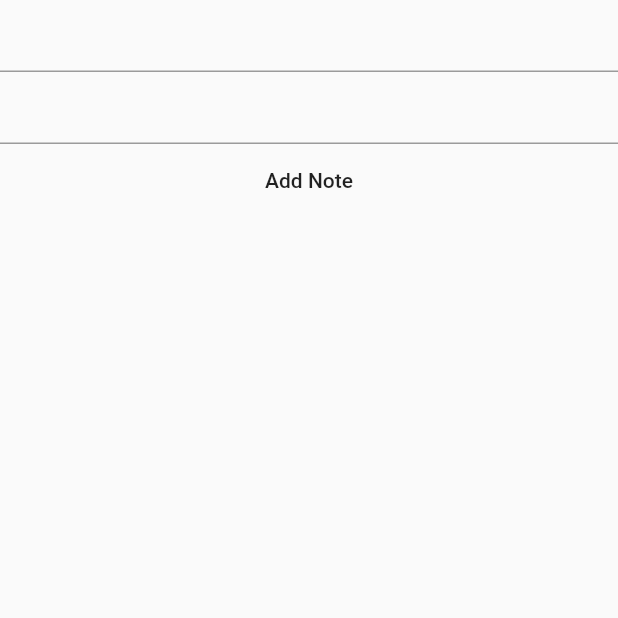
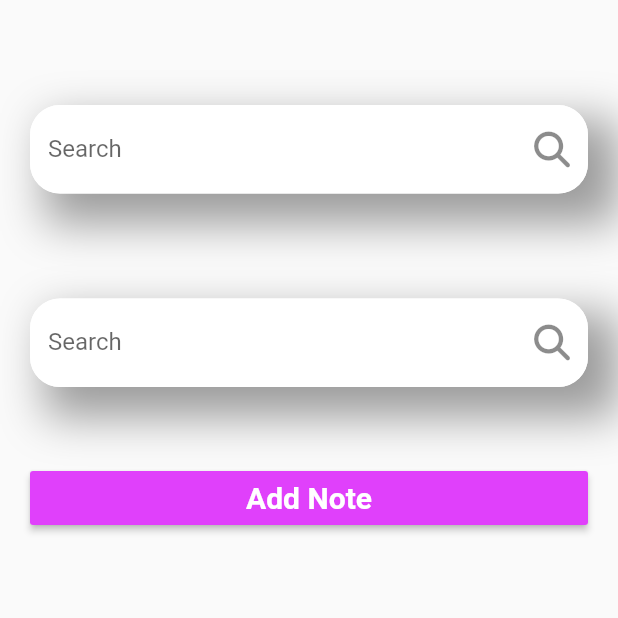
Before and after one commit to abhistark007/Notes-App, a Flutter app: the NotesScreen screen opened directly, on a phone screen of 412 x 824 dp, the top half of it. Run offline on Flutter 3.47's test engine with Material 2 defaults, Android fonts, the light colour scheme and no system bars; our stand-ins replace font_awesome_flutter, get, sqflite; accounts and stored records are empty.

Commit message:
Added displaying data and taking input feature

```diff
--- a/lib/Views/notes_screen.dart
+++ b/lib/Views/notes_screen.dart
@@ -1,9 +1,11 @@
-// ignore_for_file: prefer_const_constructors
+// ignore_for_file: prefer_const_constructors, sized_box_for_whitespace
 
 import 'package:flutter/material.dart';
+import 'package:font_awesome_flutter/font_awesome_flutter.dart';
 import 'package:get/get.dart';
 import 'package:notes_app_local_storage/Controller/controller.dart';
 import 'package:notes_app_local_storage/Models/notes_model.dart';
+import 'package:notes_app_local_storage/Views/home_screen.dart';
 
 class NotesScreen extends StatefulWidget {
   const NotesScreen({Key? key}) : super(key: key);
@@ -13,9 +15,8 @@ class NotesScreen extends StatefulWidget {
 }
 
 class _NotesScreenState extends State<NotesScreen> {
-  TextEditingController titleController=TextEditingController();
-  TextEditingController descController=TextEditingController();
-
+  TextEditingController titleController = TextEditingController();
+  TextEditingController descController = TextEditingController();
 
   @override
   void dispose() {
@@ -23,7 +24,6 @@ class _NotesScreenState extends State<NotesScreen> {
     descController.dispose();
     super.dispose();
   }
-
 
   @override
   Widget build(BuildContext context) {
@@ -33,20 +33,120 @@ class _NotesScreenState extends State<NotesScreen> {
           width: MediaQuery.of(context).size.width,
           child: Column(
             children: [
-              TextField(
-                controller: titleController,
+              SizedBox(
+                height: 50,
               ),
-              TextField(
-                controller: descController,
+              Padding(
+                padding:
+                    const EdgeInsets.symmetric(horizontal: 20, vertical: 20),
+                child: Container(
+                  decoration: BoxDecoration(
+                    // ignore: prefer_const_literals_to_create_immutables
+                    boxShadow: [
+                      BoxShadow(
+                        color: Colors.black38,
+                        blurRadius: 25.0, // soften the shadow
+                        spreadRadius: 5.0, //extend the shadow
+                        offset: Offset(
+                          15.0, // Move to right 10  horizontally
+                          15.0, // Move to bottom 10 Vertically
+                        ),
+                      ),
+                    ],
+                  ),
+                  child: TextField(
+                    controller: titleController,
+                    decoration: InputDecoration(
+                      filled: true,
+                      fillColor: Colors.white,
+                      focusColor: Colors.white,
+                      hoverColor: Colors.white,
+                      labelText: "Search",
+                      suffixIcon: Icon(FontAwesomeIcons.magnifyingGlass),
+                      enabledBorder: OutlineInputBorder(
+                          borderRadius: BorderRadius.circular(20),
+                          borderSide: BorderSide(color: Colors.white)),
+                      border: OutlineInputBorder(
+                          borderRadius: BorderRadius.circular(20),
+                          borderSide: BorderSide(color: Colors.white)),
+                      focusedBorder: OutlineInputBorder(
+                          borderRadius: BorderRadius.circular(20),
+                          borderSide: BorderSide(color: Colors.white)),
+                    ),
+                  ),
+                ),
               ),
-              MaterialButton(onPressed: (){
-                NotesController.insert(Notes(title: titleController.text, desc: descController.text));
-                Get.back();
-                setState(() {
-
-                });
-              },
-              child: Text("Add Note"),),
+              SizedBox(
+                height: 30,
+              ),
+              Padding(
+                padding:
+                    const EdgeInsets.symmetric(horizontal: 20, vertical: 20),
+                child: Container(
+                  decoration: BoxDecoration(
+                    // ignore: prefer_const_literals_to_create_immutables
+                    boxShadow: [
+                      BoxShadow(
+                        color: Colors.black38,
+                        blurRadius: 25.0, // soften the shadow
+                        spreadRadius: 5.0, //extend the shadow
+                        offset: Offset(
+                          15.0, // Move to right 10  horizontally
+                          15.0, // Move to bottom 10 Vertically
+                        ),
+                      ),
+                    ],
+                  ),
+                  child: TextField(
+                    controller: descController,
+                    decoration: InputDecoration(
+                      filled: true,
+                      fillColor: Colors.white,
+                      focusColor: Colors.white,
+                      hoverColor: Colors.white,
+                      labelText: "Search",
+                      suffixIcon: Icon(FontAwesomeIcons.magnifyingGlass),
+                      enabledBorder: OutlineInputBorder(
+                          borderRadius: BorderRadius.circular(20),
+                          borderSide: BorderSide(color: Colors.white)),
+                      border: OutlineInputBorder(
+                          borderRadius: BorderRadius.circular(20),
+                          borderSide: BorderSide(color: Colors.white)),
+                      focusedBorder: OutlineInputBorder(
+                          borderRadius: BorderRadius.circular(20),
+                          borderSide: BorderSide(color: Colors.white)),
+                    ),
+                  ),
+                ),
+              ),
+              SizedBox(
+                height: 30,
+              ),
+              Padding(
+                padding: const EdgeInsets.symmetric(horizontal: 20),
+                child: MaterialButton(
+                  color: Colors.purpleAccent,
+                  onPressed: () {
+                    if (titleController.text.isNotEmpty &&
+                        descController.text.isNotEmpty) {
+                      NotesController.insert(Notes(
+                          title: titleController.text,
+                          desc: descController.text));
+                    }
+                    Get.offAll(() => HomeScreen());
+                  },
+                  child: Container(
+                      width: MediaQuery.of(context).size.width,
+                      child: Center(
+                          child: Text(
+                        "Add Note",
+                        style: TextStyle(
+                            color: Colors.white,
+                            fontSize: 20,
+                            fontWeight: FontWeight.bold),
+                      ))),
+                ),
+              ),
             ],
           ),
         ),
--- a/pubspec.yaml
+++ b/pubspec.yaml
@@ -37,6 +37,7 @@ dependencies:
   sqflite:
   path:
   get:
+  font_awesome_flutter:
 
 dev_dependencies:
   flutter_test:
```
Also changed, not shown: lib/Models/custom_container.dart (added, +46 -0 lines), lib/Views/home_screen.dart (+14 -3 lines), pubspec.lock.
